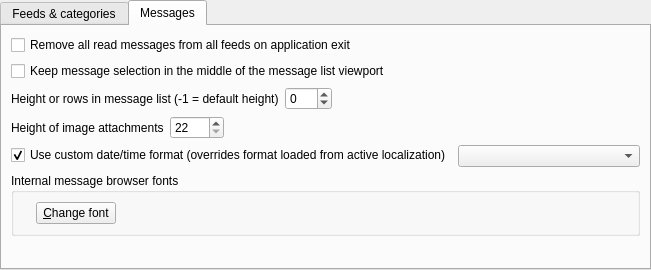
martinrotter/rssguard, file src/gui/settings/settingsfeedsmessages.ui: the form before one commit.
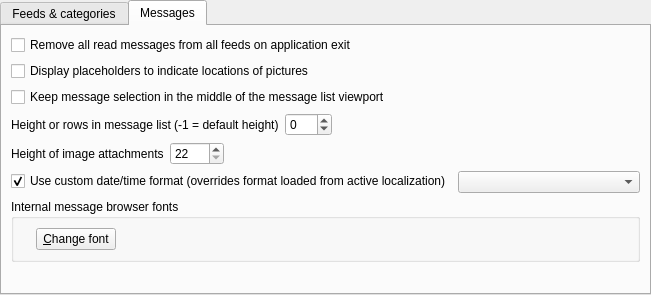
The form after the commit. The open tabs and pages were chosen to show the change. Custom widgets are drawn as their Qt base class.

The edit to the form file:
```diff
--- a/src/gui/settings/settingsfeedsmessages.ui
+++ b/src/gui/settings/settingsfeedsmessages.ui
@@ -7,7 +7,7 @@
     <x>0</x>
     <y>0</y>
     <width>651</width>
-    <height>270</height>
+    <height>295</height>
    </rect>
   </property>
   <layout class="QHBoxLayout" name="horizontalLayout">
@@ -190,14 +190,14 @@
          </property>
         </widget>
        </item>
-       <item row="1" column="0">
+       <item row="2" column="0">
         <widget class="QCheckBox" name="m_checkKeppMessagesInTheMiddle">
          <property name="text">
           <string>Keep message selection in the middle of the message list viewport</string>
          </property>
         </widget>
        </item>
-       <item row="3" column="0">
+       <item row="4" column="0">
         <layout class="QHBoxLayout" name="horizontalLayout_2">
          <item>
           <widget class="QLabel" name="label">
@@ -221,7 +221,7 @@
          </item>
         </layout>
        </item>
-       <item row="4" column="0">
+       <item row="5" column="0">
         <widget class="QCheckBox" name="m_checkMessagesDateTimeFormat">
          <property name="text">
           <string>Use custom date/time format (overrides format loaded from active localization)</string>
@@ -234,10 +234,10 @@
          </property>
         </widget>
        </item>
-       <item row="4" column="1">
+       <item row="5" column="1">
         <widget class="QComboBox" name="m_cmbMessagesDateTimeFormat"/>
        </item>
-       <item row="5" column="0" colspan="2">
+       <item row="6" column="0" colspan="2">
         <widget class="QGroupBox" name="groupBox_4">
          <property name="title">
           <string>Internal message browser fonts</string>
@@ -273,7 +273,7 @@
          </layout>
         </widget>
        </item>
-       <item row="2" column="0">
+       <item row="3" column="0">
         <layout class="QHBoxLayout" name="horizontalLayout_3">
          <item>
           <widget class="QLabel" name="label_2">
@@ -297,6 +297,13 @@
          </item>
         </layout>
        </item>
+       <item row="1" column="0">
+        <widget class="QCheckBox" name="m_checkDisplayPlaceholders">
+         <property name="text">
+          <string>Display placeholders to indicate locations of pictures</string>
+         </property>
+        </widget>
+       </item>
       </layout>
      </widget>
     </widget>
```
Left out of the diff: 3 changed lines with no effect on the pictures.
